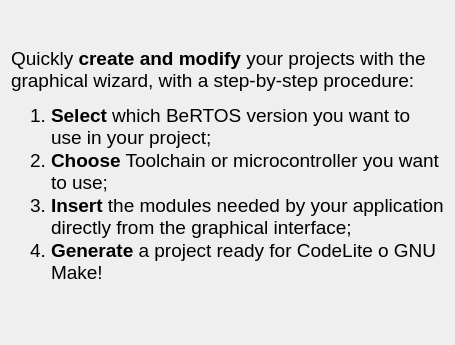
This is wizard/ui/intro_page.ui in imby/STM32VLDiscovery_BeRTOS as Qt 5 draws it before an edit. The edited form follows.
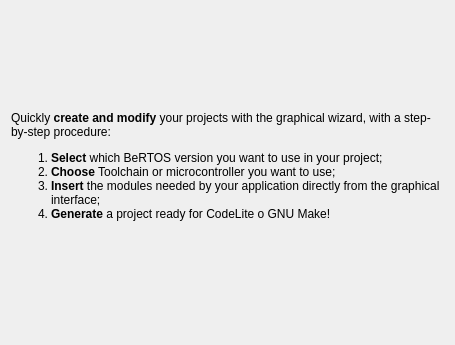
This is the edited form. Icons and pictures are not drawn.

Commit message: Change the style of the text in the intro page.

What changed in the file:
```diff
--- a/wizard/ui/intro_page.ui
+++ b/wizard/ui/intro_page.ui
@@ -69,12 +69,12 @@
       <string>&lt;!DOCTYPE HTML PUBLIC &quot;-//W3C//DTD HTML 4.0//EN&quot; &quot;http://www.w3.org/TR/REC-html40/strict.dtd&quot;&gt;
 &lt;html&gt;&lt;head&gt;&lt;meta name=&quot;qrichtext&quot; content=&quot;1&quot; /&gt;&lt;style type=&quot;text/css&quot;&gt;
 p, li { white-space: pre-wrap; }
-&lt;/style&gt;&lt;/head&gt;&lt;body style=&quot; font-family:'Lucida Grande'; font-size:13pt; font-weight:400; font-style:normal;&quot;&gt;
-&lt;p style=&quot; margin-top:0px; margin-bottom:0px; margin-left:0px; margin-right:0px; -qt-block-indent:0; text-indent:0px;&quot;&gt;&lt;span style=&quot; font-family:'Sans'; font-size:14pt;&quot;&gt;Quickly &lt;/span&gt;&lt;span style=&quot; font-family:'Sans'; font-size:14pt; font-weight:600;&quot;&gt;create and modify&lt;/span&gt;&lt;span style=&quot; font-family:'Sans'; font-size:14pt;&quot;&gt; your projects with the graphical wizard, with a step-by-step procedure:&lt;/span&gt;&lt;/p&gt;
-&lt;ol style=&quot;margin-top: 0px; margin-bottom: 0px; margin-left: 0px; margin-right: 0px; -qt-list-indent: 1;&quot;&gt;&lt;li style=&quot; font-family:'Sans'; font-size:14pt;&quot; style=&quot; margin-top:12px; margin-bottom:0px; margin-left:0px; margin-right:0px; -qt-block-indent:0; text-indent:0px;&quot;&gt;&lt;span style=&quot; font-weight:600;&quot;&gt;Select&lt;/span&gt; which BeRTOS version you want to use in your project;&lt;/li&gt;
-&lt;li style=&quot; font-family:'Sans'; font-size:14pt;&quot; style=&quot; margin-top:0px; margin-bottom:0px; margin-left:0px; margin-right:0px; -qt-block-indent:0; text-indent:0px;&quot;&gt;&lt;span style=&quot; font-weight:600;&quot;&gt;Choose&lt;/span&gt; Toolchain or microcontroller you want to use;&lt;/li&gt;
-&lt;li style=&quot; font-family:'Sans'; font-size:14pt;&quot; style=&quot; margin-top:0px; margin-bottom:0px; margin-left:0px; margin-right:0px; -qt-block-indent:0; text-indent:0px;&quot;&gt;&lt;span style=&quot; font-weight:600;&quot;&gt;Insert&lt;/span&gt; the modules needed by your application directly from the graphical interface;&lt;/li&gt;
-&lt;li style=&quot; font-family:'Sans'; font-size:14pt;&quot; style=&quot; margin-top:0px; margin-bottom:12px; margin-left:0px; margin-right:0px; -qt-block-indent:0; text-indent:0px;&quot;&gt;&lt;span style=&quot; font-weight:600;&quot;&gt;Generate&lt;/span&gt; a project ready for CodeLite o GNU Make!&lt;/li&gt;&lt;/ol&gt;&lt;/body&gt;&lt;/html&gt;</string>
+&lt;/style&gt;&lt;/head&gt;&lt;body&gt;
+&lt;p&gt;Quickly &lt;span style=&quot;font-weight:600;&quot;&gt;create and modify&lt;/span&gt; your projects with the graphical wizard, with a step-by-step procedure:&lt;/p&gt;
+&lt;ol&gt;&lt;li&gt;&lt;span style=&quot; font-weight:600;&quot;&gt;Select&lt;/span&gt; which BeRTOS version you want to use in your project;&lt;/li&gt;
+&lt;li&gt;&lt;span style=&quot; font-weight:600;&quot;&gt;Choose&lt;/span&gt; Toolchain or microcontroller you want to use;&lt;/li&gt;
+&lt;li&gt;&lt;span style=&quot; font-weight:600;&quot;&gt;Insert&lt;/span&gt; the modules needed by your application directly from the graphical interface;&lt;/li&gt;
+&lt;li&gt;&lt;span style=&quot; font-weight:600;&quot;&gt;Generate&lt;/span&gt; a project ready for CodeLite o GNU Make!&lt;/li&gt;&lt;/ol&gt;&lt;/body&gt;&lt;/html&gt;</string>
      </property>
      <property name="wordWrap">
       <bool>true</bool>
```
